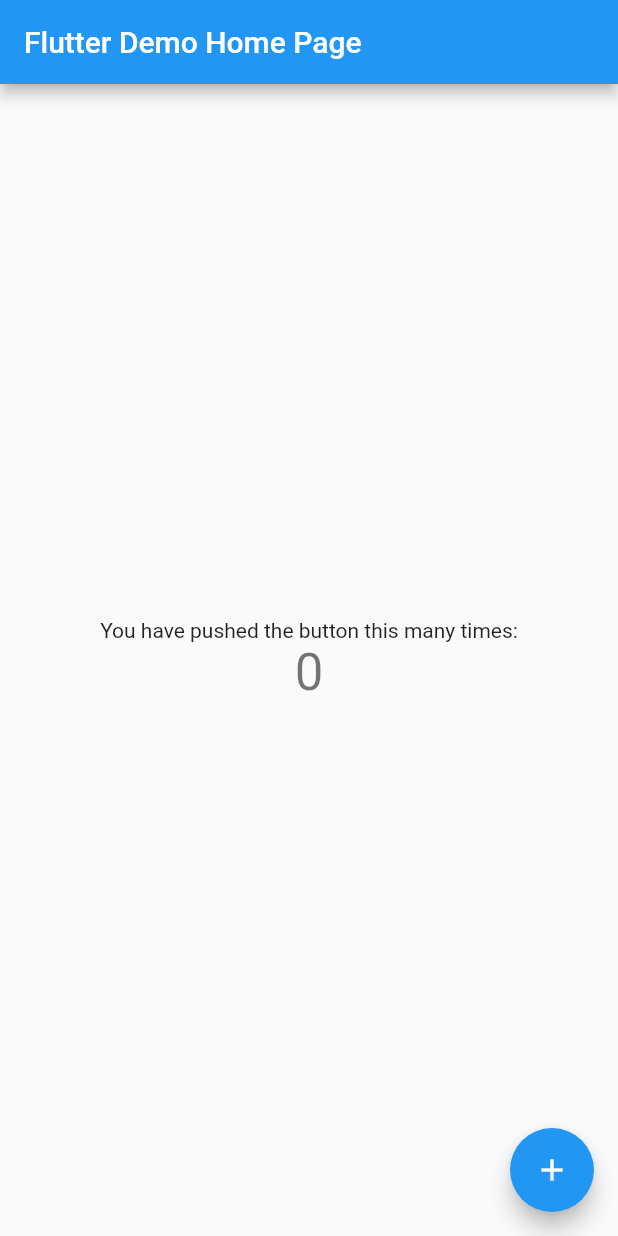
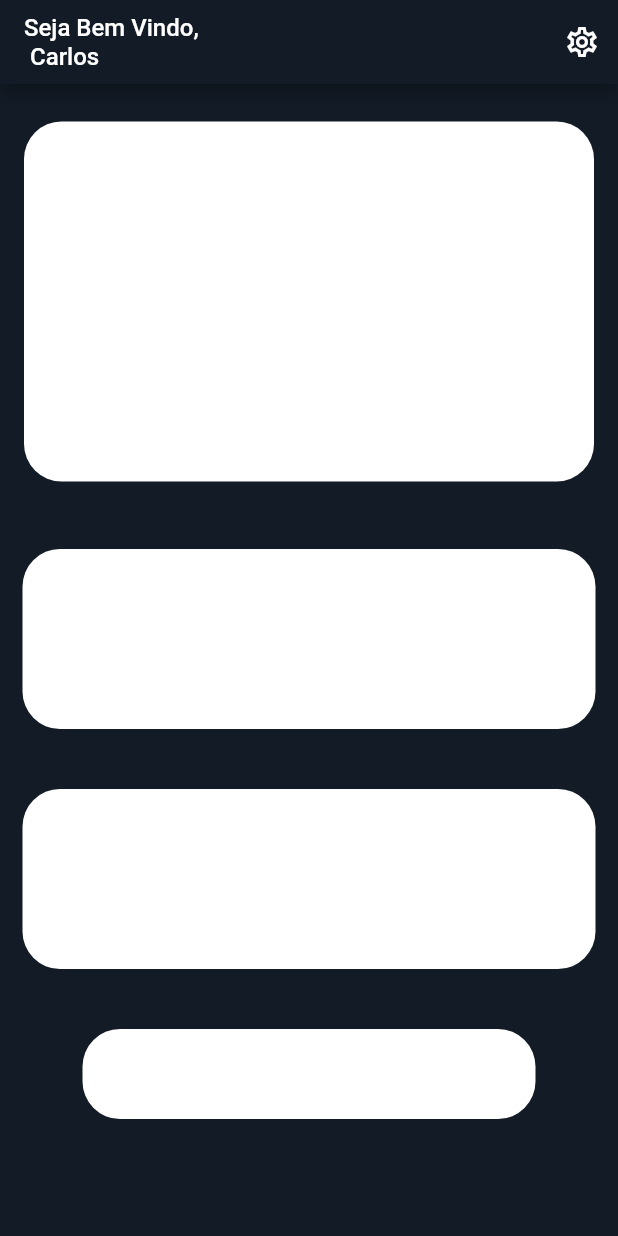
Before and after one commit to Mateusvff/FinX, a Flutter app: the screen it shows after launch, on a phone screen of 412 x 824 dp. Run offline on Flutter 3.47's test engine with Material 2 defaults, Android fonts, the phone set to English and light mode, and no system bars.

Commit message:
v1.0
Esqueleto da Homepage

```diff
--- a/lib/main.dart
+++ b/lib/main.dart
@@ -1,113 +1,88 @@
 import 'package:flutter/material.dart';
 
+const customBg = const Color(0xff131b26);
+const customPurple = const Color(0xff7524ff);
+const customRed = const Color(0xfff03244);
+const customCyan = const Color(0xff00d5e2);
+const customPink = const Color(0xfffc00e3);
+
 void main() {
-  runApp(MyApp());
+  runApp(MaterialApp(
+    home: Home(),
+    theme: ThemeData(
+
+    ),
+  ));
 }
 
-class MyApp extends StatelessWidget {
-  // This widget is the root of your application.
+class Home extends StatefulWidget {
+  @override
+  _HomeState createState() => _HomeState();
+}
+
+class _HomeState extends State<Home> {
+
   @override
   Widget build(BuildContext context) {
-    return MaterialApp(
-      title: 'Flutter Demo',
-      theme: ThemeData(
-        // This is the theme of your application.
-        //
-        // Try running your application with "flutter run". You'll see the
-        // application has a blue toolbar. Then, without quitting the app, try
-        // changing the primarySwatch below to Colors.green and then invoke
-        // "hot reload" (press "r" in the console where you ran "flutter run",
-        // or simply save your changes to "hot reload" in a Flutter IDE).
-        // Notice that the counter didn't reset back to zero; the application
-        // is not restarted.
-        primarySwatch: Colors.blue,
+    return Scaffold(
+      backgroundColor: customBg,
+      appBar: AppBar(
+        title: Text('Seja Bem Vindo,\n Carlos',
+        style: TextStyle(
+            fontSize: 16.0,
+          ),
+        ),
+        backgroundColor: customBg,
+        actions: [
+          IconButton(
+            icon: Icon(Icons.settings_outlined),
+            color: Colors.white,
+            onPressed: () {},
+          )
+        ],
       ),
-      home: MyHomePage(title: 'Flutter Demo Home Page'),
+      body: Column(
+        children: [
+          Container(
+            margin: EdgeInsets.fromLTRB(5.0, 25.0, 5.0, 25.0),
+            padding: EdgeInsets.fromLTRB(190.0, 120.0, 190.0, 120.0),
+            decoration: BoxDecoration(
+                color: Colors.white,
+                borderRadius: BorderRadius.all(Radius.circular(25 ))
+            ),
+            child: Column(
+
+            ),
+          ),
+          Container(
+            margin: EdgeInsets.fromLTRB(15.0, 20.0, 15.0, 20.0),
+            padding: EdgeInsets.fromLTRB(15.0, 60.0, 15.0, 60.0),
+            decoration: BoxDecoration(
+                color: Colors.white,
+                borderRadius: BorderRadius.all(Radius.circular(25))
+            ),
+          ),
+          Container(
+            margin: EdgeInsets.fromLTRB(15.0, 20.0, 15.0, 20.0),
+            padding: EdgeInsets.fromLTRB(15.0, 60.0, 15.0, 60.0),
+            decoration: BoxDecoration(
+                color: Colors.white,
+                borderRadius: BorderRadius.all(Radius.circular(25))
+            ),
+          ),
+          Container(
+            margin: EdgeInsets.fromLTRB(55.0, 20.0, 55.0, 20.0),
+            padding: EdgeInsets.fromLTRB(5.0, 30.0, 5.0, 30.0),
+            decoration: BoxDecoration(
+                color: Colors.white,
+                borderRadius: BorderRadius.all(Radius.circular(25))
+            ),
+            child: Row(
+
+            ),
+          )
+        ],
+      ),
     );
   }
 }
-
-class MyHomePage extends StatefulWidget {
-  MyHomePage({Key key, this.title}) : super(key: key);
-
-  // This widget is the home page of your application. It is stateful, meaning
-  // that it has a State object (defined below) that contains fields that affect
-  // how it looks.
-
-  // This class is the configuration for the state. It holds the values (in this
-  // case the title) provided by the parent (in this case the App widget) and
-  // used by the build method of the State. Fields in a Widget subclass are
-  // always marked "final".
-
-  final String title;
-
-  @override
-  _MyHomePageState createState() => _MyHomePageState();
-}
-
-class _MyHomePageState extends State<MyHomePage> {
-  int _counter = 0;
-
-  void _incrementCounter() {
-    setState(() {
-      // This call to setState tells the Flutter framework that something has
-      // changed in this State, which causes it to rerun the build method below
-      // so that the display can reflect the updated values. If we changed
-      // _counter without calling setState(), then the build method would not be
-      // called again, and so nothing would appear to happen.
-      _counter++;
-    });
-  }
-
-  @override
-  Widget build(BuildContext context) {
-    // This method is rerun every time setState is called, for instance as done
-    // by the _incrementCounter method above.
-    //
-    // The Flutter framework has been optimized to make rerunning build methods
-    // fast, so that you can just rebuild anything that needs updating rather
-    // than having to individually change instances of widgets.
-    return Scaffold(
-      appBar: AppBar(
-        // Here we take the value from the MyHomePage object that was created by
-        // the App.build method, and use it to set our appbar title.
-        title: Text(widget.title),
-      ),
-      body: Center(
-        // Center is a layout widget. It takes a single child and positions it
-        // in the middle of the parent.
-        child: Column(
-          // Column is also a layout widget. It takes a list of children and
-          // arranges them vertically. By default, it sizes itself to fit its
-          // children horizontally, and tries to be as tall as its parent.
-          //
-          // Invoke "debug painting" (press "p" in the console, choose the
-          // "Toggle Debug Paint" action from the Flutter Inspector in Android
-          // Studio, or the "Toggle Debug Paint" command in Visual Studio Code)
-          // to see the wireframe for each widget.
-          //
-          // Column has various properties to control how it sizes itself and
-          // how it positions its children. Here we use mainAxisAlignment to
-          // center the children vertically; the main axis here is the vertical
-          // axis because Columns are vertical (the cross axis would be
-          // horizontal).
-          mainAxisAlignment: MainAxisAlignment.center,
-          children: <Widget>[
-            Text(
-              'You have pushed the button this many times:',
-            ),
-            Text(
-              '$_counter',
-              style: Theme.of(context).textTheme.headline4,
-            ),
-          ],
-        ),
-      ),
-      floatingActionButton: FloatingActionButton(
-        onPressed: _incrementCounter,
-        tooltip: 'Increment',
-        child: Icon(Icons.add),
-      ), // This trailing comma makes auto-formatting nicer for build methods.
-    );
-  }
-}
```
Also changed, not shown: 1 other file.
